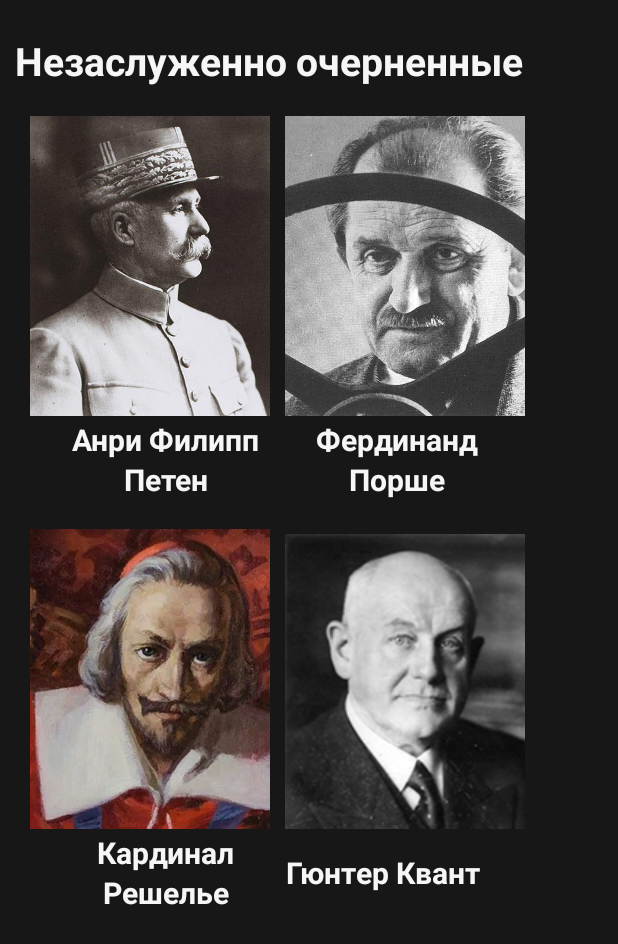
After one commit to FrowningCat/history_in_personalities-android-new-, an Android app: the firstSection screen opened directly, with no data from a screen before it, on a phone screen of 412 x 824 dp. The commit adds this screen. Shown: the top 944 px of the screen. Run offline under Robolectric (Android 15) with nearby library versions, the phone set to English and light mode, and no system bars; Roboto replaces fonts that are not available here.

Commit message:
added pages with each section

```diff
--- /dev/null
+++ b/app/src/main/java/com/example/historyinpersonalities/firstSection.kt
@@ -0,0 +1,35 @@
+package com.example.historyinpersonalities
+
+import android.content.Intent
+import androidx.appcompat.app.AppCompatActivity
+import android.os.Bundle
+import android.widget.ImageView
+
+class firstSection : AppCompatActivity() {
+    override fun onCreate(savedInstanceState: Bundle?) {
+        super.onCreate(savedInstanceState)
+        setContentView(R.layout.activity_first_section)
+
+        var linkToPeten2: ImageView = findViewById(R.id.linkToError14)
+        var linkToError7: ImageView = findViewById(R.id.linkToError15)
+        var linkToError8: ImageView = findViewById(R.id.linkToError17)
+        var linkToError9: ImageView = findViewById(R.id.linkToError16)
+
+        linkToPeten2.setOnClickListener{
+            val intent = Intent(this, peten::class.java)
+            startActivity(intent)
+        }
+        linkToError7.setOnClickListener{
+            val intent = Intent(this, error::class.java)
+            startActivity(intent)
+        }
+        linkToError8.setOnClickListener{
+            val intent = Intent(this, error::class.java)
+            startActivity(intent)
+        }
+        linkToError9.setOnClickListener{
+            val intent = Intent(this, error::class.java)
+            startActivity(intent)
+        }
+    }
+}
--- /dev/null
+++ b/app/src/main/res/layout/activity_first_section.xml
@@ -0,0 +1,164 @@
+<?xml version="1.0" encoding="utf-8"?>
+<ScrollView xmlns:android="http://schemas.android.com/apk/res/android"
+    xmlns:app="http://schemas.android.com/apk/res-auto"
+    xmlns:tools="http://schemas.android.com/tools"
+    android:layout_width="match_parent"
+    android:background="#171717"
+    android:layout_height="match_parent">
+
+    <LinearLayout
+        android:layout_width="match_parent"
+        android:layout_height="match_parent"
+        android:orientation="vertical"
+        tools:context=".MainActivity">
+
+        <LinearLayout
+            android:layout_width="match_parent"
+            android:layout_height="match_parent"
+            android:orientation="vertical"
+            tools:context=".MainActivity">
+
+            <TextView
+                android:id="@+id/linkToFirstSection"
+                android:layout_width="match_parent"
+                android:layout_height="wrap_content"
+                android:layout_marginLeft="10dp"
+                android:layout_marginTop="20dp"
+                android:fontFamily="@font/playfair_display_bold"
+                android:text="Незаслуженно очерненные"
+                android:textColor="#f6f6f6"
+                android:textSize="26sp" />
+
+            <LinearLayout
+                android:layout_width="match_parent"
+                android:layout_height="match_parent"
+                android:layout_marginLeft="20dp"
+                android:layout_marginTop="20dp"
+                android:layout_marginRight="20dp"
+                android:background="#171717"
+                android:orientation="horizontal"
+                tools:context=".MainActivity">
+
+                <LinearLayout
+                    android:layout_width="160dp"
+                    android:layout_height="255dp"
+                    android:background="#171717"
+                    android:orientation="vertical"
+                    tools:context=".MainActivity">
+
+                    <ImageView
+                        android:id="@+id/linkToError14"
+                        android:layout_width="180dp"
+                        android:scaleType="centerCrop"
+                        android:layout_height="200dp"
+                        app:srcCompat="@drawable/philippepetain" />
+
+                    <TextView
+                        android:id="@+id/textView10"
+                        android:layout_width="180dp"
+                        android:layout_height="55dp"
+                        android:fontFamily="@font/playfair_display_bold"
+                        android:gravity="center"
+                        android:text="Анри Филипп Петен"
+                        android:textColor="#f6f6f6"
+                        android:textSize="20sp" />
+                </LinearLayout>
+
+                <LinearLayout
+                    android:layout_width="160dp"
+                    android:layout_height="255dp"
+                    android:layout_marginLeft="10dp"
+                    android:background="#171717"
+                    android:orientation="vertical"
+                    tools:context=".MainActivity">
+
+                    <ImageView
+                        android:id="@+id/linkToError15"
+                        android:scaleType="centerCrop"
+                        android:layout_width="180dp"
+                        android:layout_height="200dp"
+                        app:srcCompat="@drawable/ferdinandporsche" />
+
+                    <TextView
+                        android:id="@+id/textView11"
+                        android:layout_width="150dp"
+                        android:layout_height="55dp"
+                        android:fontFamily="@font/playfair_display_bold"
+                        android:gravity="center"
+                        android:text="Фердинанд Порше"
+                        android:textColor="#f6f6f6"
+                        android:textSize="20sp" />
+                </LinearLayout>
+
+            </LinearLayout>
+
+            <LinearLayout
+                android:layout_width="match_parent"
+                android:layout_height="match_parent"
+                android:layout_marginLeft="20dp"
+                android:layout_marginTop="20dp"
+                android:layout_marginRight="20dp"
+                android:background="#171717"
+                android:orientation="horizontal"
+                tools:context=".MainActivity">
+
+                <LinearLayout
+                    android:layout_width="160dp"
+                    android:layout_height="255dp"
+                    android:background="#171717"
+                    android:orientation="vertical"
+                    tools:context=".MainActivity">
+
+                    <ImageView
+                        android:paddingRight="100dp"
+                        android:id="@+id/linkToError16"
+                        android:scaleType="centerCrop"
+                        android:layout_width="180dp"
+                        android:layout_height="200dp"
+                        app:srcCompat="@drawable/cardinalrichelieu" />
+
+                    <TextView
+                        android:id="@+id/textView12"
+                        android:layout_width="180dp"
+                        android:layout_height="55dp"
+                        android:fontFamily="@font/playfair_display_bold"
+                        android:gravity="center"
+                        android:text="Кардинал Решелье"
+                        android:textColor="#f6f6f6"
+                        android:textSize="20sp" />
+                </LinearLayout>
+
+                <LinearLayout
+                    android:layout_width="160dp"
+                    android:layout_height="255dp"
+                    android:layout_marginLeft="10dp"
+                    android:background="#171717"
+                    android:orientation="vertical"
+                    tools:context=".MainActivity">
+
+                    <ImageView
+                        android:paddingRight="20dp"
+                        android:paddingTop="40dp"
+                        android:id="@+id/linkToError17"
+                        android:scaleType="centerCrop"
+                        android:layout_width="180dp"
+                        android:layout_height="200dp"
+                        app:srcCompat="@drawable/guntherquandt" />
+
+                    <TextView
+                        android:id="@+id/textView13"
+                        android:layout_width="130dp"
+                        android:layout_height="55dp"
+                        android:fontFamily="@font/playfair_display_bold"
+                        android:gravity="center"
+                        android:text="Гюнтер Квант"
+                        android:textColor="#f6f6f6"
+                        android:textSize="20sp" />
+                </LinearLayout>
+
+            </LinearLayout>
+
+        </LinearLayout>
+
+    </LinearLayout>
+</ScrollView>
```
Also changed, not shown: app/src/main/AndroidManifest.xml (+12 -0 lines), app/src/main/java/com/example/historyinpersonalities/article.kt (+19 -4 lines), app/src/main/java/com/example/historyinpersonalities/secondSection.kt (added, +30 -0 lines), app/src/main/java/com/example/historyinpersonalities/thirdSection.kt (added, +20 -0 lines), app/src/main/res/layout/activity_article.xml (+7 -7 lines), app/src/main/res/layout/activity_second_section.xml (added, +138 -0 lines), app/src/main/res/layout/activity_third_section.xml (added, +75 -0 lines).
